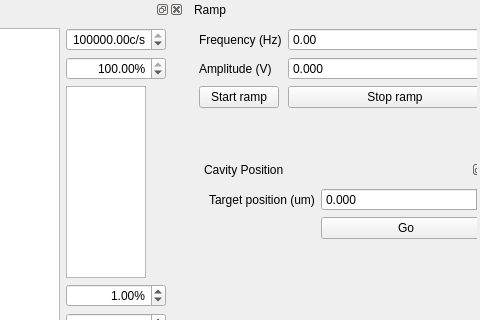
Old version of the form gui/whitelight_transmission/whitelight_transmission.ui in the repository rasjen/qudi; both pictures show x 316 to 796 and y 0 to 320 of the 1045 by 711 pixel window.
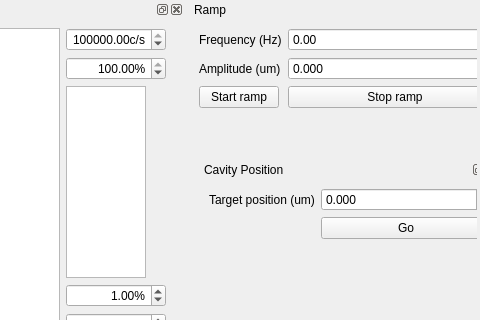
New version of the form. Custom widgets are drawn as their Qt base class.

Diff of the .ui file:
```diff
--- a/gui/whitelight_transmission/whitelight_transmission.ui
+++ b/gui/whitelight_transmission/whitelight_transmission.ui
@@ -56,7 +56,7 @@
         <item row="1" column="0">
          <widget class="QLabel" name="label_10">
           <property name="text">
-           <string>Amplitude (V)</string>
+           <string>Amplitude (um)</string>
           </property>
          </widget>
         </item>
```
Left out of the diff: 2 changed lines with no effect on the pictures.
